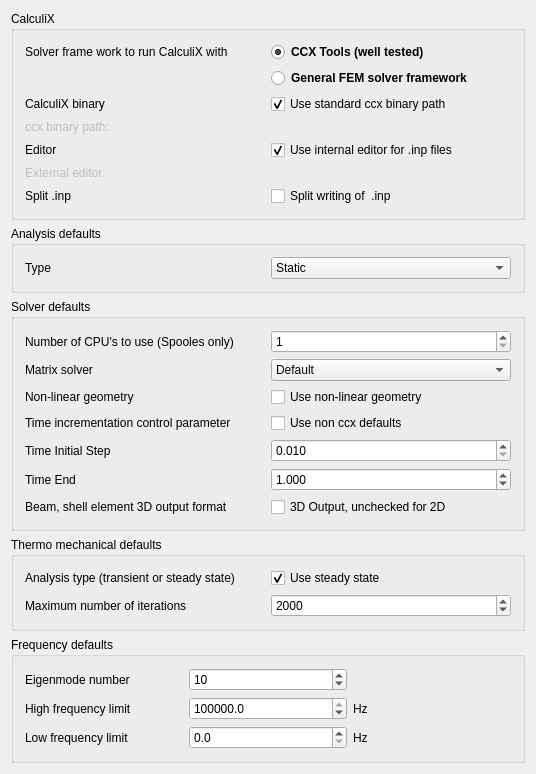
Before: the Qt Designer form src/Mod/Fem/Gui/DlgSettingsFemCcx.ui in ceeli/FreeCAD_bhb, drawn with Qt 5.
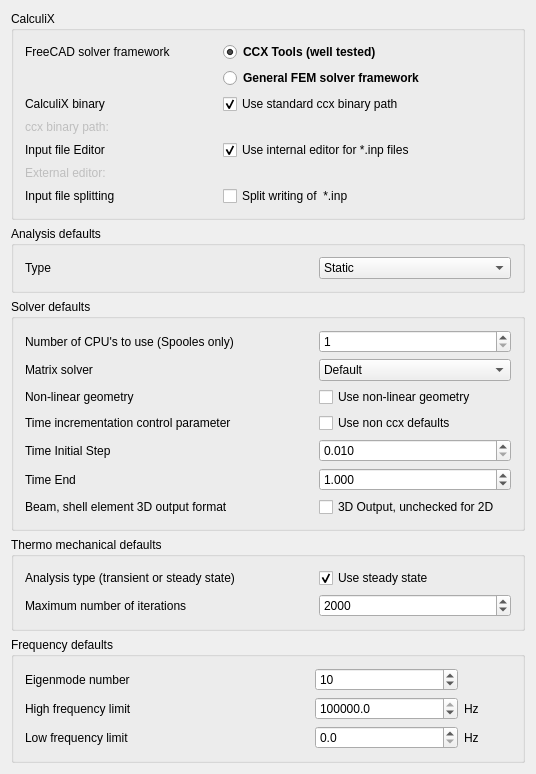
After: the same form once the commit is applied. Icons and pictures are not drawn. Custom widgets are drawn as their Qt base class.

Commit message: FEM: widget for ccx prefs, layout improvements

```diff
--- a/src/Mod/Fem/Gui/DlgSettingsFemCcx.ui
+++ b/src/Mod/Fem/Gui/DlgSettingsFemCcx.ui
@@ -35,7 +35,7 @@
        </property>
        <layout class="QGridLayout" name="gridLayout_2">
         <item row="0" column="0">
-         <layout class="QGridLayout" name="gridLayout">
+         <layout class="QGridLayout" name="gridLayout" columnstretch="2,3">
           <item row="3" column="1">
            <widget class="Gui::PrefFileChooser" name="fc_ccx_binary_path" native="true">
             <property name="enabled">
@@ -79,14 +79,14 @@
           <item row="4" column="0">
            <widget class="QLabel" name="l_editor">
             <property name="text">
-             <string>Editor</string>
+             <string>Input file Editor</string>
             </property>
            </widget>
           </item>
           <item row="4" column="1">
            <widget class="Gui::PrefCheckBox" name="cb_int_editor">
             <property name="text">
-             <string>Use internal editor for .inp files</string>
+             <string>Use internal editor for *.inp files</string>
             </property>
             <property name="checked">
              <bool>true</bool>
@@ -150,7 +150,7 @@
           <item row="0" column="0">
            <widget class="QLabel" name="l_editor_3">
             <property name="text">
-             <string>Solver frame work to run CalculiX with</string>
+             <string>FreeCAD solver framework</string>
             </property>
            </widget>
           </item>
@@ -170,7 +170,7 @@
           <item row="6" column="0">
            <widget class="QLabel" name="l_editor_2">
             <property name="text">
-             <string>Split .inp</string>
+             <string>Input file splitting</string>
             </property>
            </widget>
           </item>
@@ -180,7 +180,7 @@
              <bool>true</bool>
             </property>
             <property name="text">
-             <string>Split writing of  .inp</string>
+             <string>Split writing of  *.inp</string>
             </property>
             <property name="checked">
              <bool>false</bool>
@@ -256,7 +256,7 @@
        </property>
        <layout class="QHBoxLayout" name="horizontalLayout_3">
         <item>
-         <layout class="QGridLayout" name="gl_analysis">
+         <layout class="QGridLayout" name="gl_analysis" columnstretch="3,2">
           <item row="0" column="0">
            <widget class="QLabel" name="l_type">
             <property name="text">
@@ -322,7 +322,7 @@
        </property>
        <layout class="QHBoxLayout" name="horizontalLayout_1">
         <item>
-         <layout class="QGridLayout" name="gl_solver">
+         <layout class="QGridLayout" name="gl_solver" columnstretch="3,2">
           <item row="4" column="0">
            <widget class="QLabel" name="l_use_iterations_param">
             <property name="text">
@@ -543,7 +543,7 @@
        </property>
        <layout class="QHBoxLayout" name="horizontalLayout_2">
         <item>
-         <layout class="QGridLayout" name="gl_thremomech">
+         <layout class="QGridLayout" name="gl_thremomech" columnstretch="3,2">
           <item row="3" column="0">
            <widget class="QLabel" name="l_ccx_max_iterations">
             <property name="text">
@@ -608,7 +608,7 @@
        </property>
        <layout class="QGridLayout" name="gridLayout_3">
         <item row="0" column="0">
-         <layout class="QGridLayout" name="gl_frequ" columnstretch="0,0,0">
+         <layout class="QGridLayout" name="gl_frequ" columnstretch="6,3,1">
           <item row="1" column="1">
            <widget class="Gui::PrefSpinBox" name="sb_eigenmode_number">
             <property name="maximum">
```
